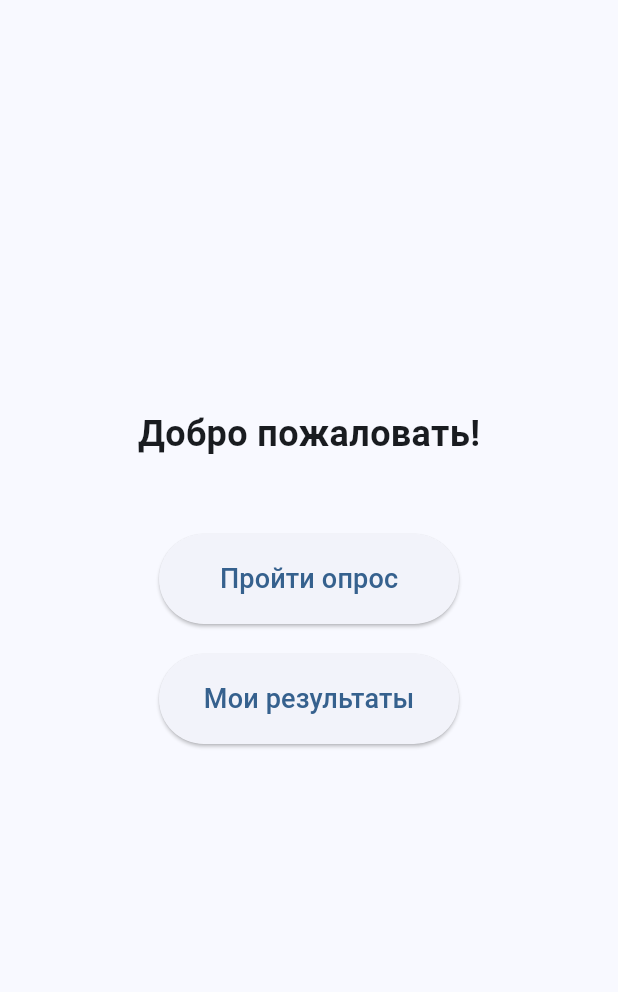
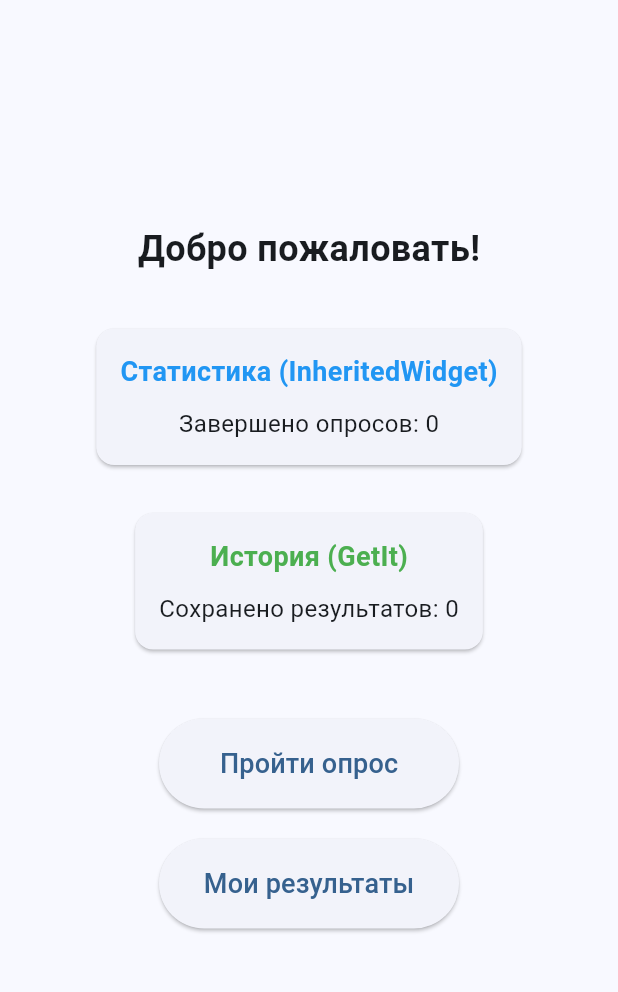
Before and after one commit to Romanok44/RKMP_8, a Flutter app: the screen it shows after launch, on a phone screen of 412 x 824 dp, the part 84-1076 px from its top. Run offline on Flutter 3.47's test engine with Material 3 defaults, Android fonts, the light colour scheme and no system bars; our stand-ins replace cached_network_image, get_it, shared_preferences.

Commit message:
Добавлены разные способы передачи параметров

```diff
--- a/lib/app.dart
+++ b/lib/app.dart
@@ -1,19 +1,34 @@
 import 'package:flutter/material.dart';
-import 'package:provider/provider.dart';
-import 'features/polls/state/history_service.dart';
 import 'features/polls/screens/start_screen.dart';
 import 'shared/app_theme.dart';
+import 'shared/app_state.dart';
 
-class PollApp extends StatelessWidget {
+class PollApp extends StatefulWidget {
   const PollApp({super.key});
 
   @override
+  State<PollApp> createState() => _PollAppState();
+}
+
+class _PollAppState extends State<PollApp> {
+  int _completedPollsCount = 0;
+  ThemeData _themeData = AppTheme.themeData;
+
+  void _incrementCompletedPollsCount() {
+    setState(() {
+      _completedPollsCount++;
+    });
+  }
+
+  @override
   Widget build(BuildContext context) {
-    return ChangeNotifierProvider(
-      create: (context) => HistoryService(),
+    return AppState(
+      completedPollsCount: _completedPollsCount,
+      themeData: _themeData,
+      incrementCompletedPollsCount: _incrementCompletedPollsCount,
       child: MaterialApp(
         title: 'Poll Tracker',
-        theme: AppTheme.themeData,
+        theme: _themeData,
         home: const StartScreen(),
         debugShowCheckedModeBanner: false,
       ),
--- a/lib/features/polls/screens/start_screen.dart
+++ b/lib/features/polls/screens/start_screen.dart
@@ -1,12 +1,18 @@
 import 'package:flutter/material.dart';
 import 'poll_flow/category_selection_screen.dart';
 import '../../history/screens/history_screen.dart';
+import '../../../shared/app_state.dart';
+import '../../../shared/service_locator.dart';
+import '../state/history_service.dart';
 
 class StartScreen extends StatelessWidget {
   const StartScreen({super.key});
 
   @override
   Widget build(BuildContext context) {
+    final appState = AppState.of(context);
+    final historyService = getIt<HistoryService>();
+
     return Scaffold(
       appBar: AppBar(
         title: const Text('Poll Tracker'),
@@ -20,7 +26,56 @@ class StartScreen extends StatelessWidget {
               'Добро пожаловать!',
               style: TextStyle(fontSize: 24, fontWeight: FontWeight.bold),
             ),
-            const SizedBox(height: 50),
+            const SizedBox(height: 20),
+            // Использование InheritedWidget
+            Card(
+              margin: const EdgeInsets.all(16),
+              child: Padding(
+                padding: const EdgeInsets.all(16),
+                child: Column(
+                  children: [
+                    const Text(
+                      'Статистика (InheritedWidget)',
+                      style: TextStyle(
+                        fontSize: 18,
+                        fontWeight: FontWeight.bold,
+                        color: Colors.blue,
+                      ),
+                    ),
+                    const SizedBox(height: 10),
+                    Text(
+                      'Завершено опросов: ${appState.completedPollsCount}',
+                      style: const TextStyle(fontSize: 16),
+                    ),
+                  ],
+                ),
+              ),
+            ),
+            // Использование GetIt
+            Card(
+              margin: const EdgeInsets.all(16),
+              child: Padding(
+                padding: const EdgeInsets.all(16),
+                child: Column(
+                  children: [
+                    const Text(
+                      'История (GetIt)',
+                      style: TextStyle(
+                        fontSize: 18,
+                        fontWeight: FontWeight.bold,
+                        color: Colors.green,
+                      ),
+                    ),
+                    const SizedBox(height: 10),
+                    Text(
+                      'Сохранено результатов: ${historyService.results.length}',
+                      style: const TextStyle(fontSize: 16),
+                    ),
+                  ],
+                ),
+              ),
+            ),
+            const SizedBox(height: 30),
             SizedBox(
               width: 200,
               height: 60,
--- a/lib/features/polls/widgets/rating_review_screen.dart
+++ b/lib/features/polls/widgets/rating_review_screen.dart
@@ -1,7 +1,8 @@
 import 'package:flutter/material.dart';
-import 'package:provider/provider.dart';
+import '../models/poll_result.dart';
+import '../../../shared/app_state.dart';
+import '../../../shared/service_locator.dart';
 import '../state/history_service.dart';
-import '../models/poll_result.dart';
 
 class RatingReviewScreen extends StatelessWidget {
   final String pollId;
@@ -61,7 +62,8 @@ class _RatingReviewFormState extends State<_RatingReviewForm> {
   final TextEditingController _reviewController = TextEditingController();
 
   void _saveAndComplete() {
-    final historyService = Provider.of<HistoryService>(context, listen: false);
+    final historyService = getIt<HistoryService>();
+    final appState = AppState.of(context);
 
     final result = PollResult(
       id: widget.pollId,
@@ -74,6 +76,7 @@ class _RatingReviewFormState extends State<_RatingReviewForm> {
     );
 
     historyService.addResult(result);
+    appState.incrementCompletedPollsCount();
     widget.onComplete();
   }
 
@@ -168,7 +171,8 @@ class _RatingReviewFormState extends State<_RatingReviewForm> {
             height: 50,
             child: TextButton(
               onPressed: () {
-                final historyService = Provider.of<HistoryService>(context, listen: false);
+                final historyService = getIt<HistoryService>();
+                final appState = AppState.of(context);
 
                 final result = PollResult(
                   id: widget.pollId,
@@ -181,6 +185,7 @@ class _RatingReviewFormState extends State<_RatingReviewForm> {
                 );
 
                 historyService.addResult(result);
+                appState.incrementCompletedPollsCount();
                 widget.onComplete();
               },
               child: const Text(
--- a/lib/main.dart
+++ b/lib/main.dart
@@ -1,6 +1,8 @@
 import 'package:flutter/material.dart';
 import 'app.dart';
+import 'shared/service_locator.dart';
 
 void main() {
+  setupServiceLocator();
   runApp(const PollApp());
 }
--- /dev/null
+++ b/lib/shared/app_state.dart
@@ -0,0 +1,27 @@
+import 'package:flutter/material.dart';
+
+class AppState extends InheritedWidget {
+  final int completedPollsCount;
+  final ThemeData themeData;
+  final VoidCallback incrementCompletedPollsCount;
+
+  const AppState({
+    super.key,
+    required super.child,
+    required this.completedPollsCount,
+    required this.themeData,
+    required this.incrementCompletedPollsCount,
+  });
+
+  static AppState of(BuildContext context) {
+    final AppState? result = context.dependOnInheritedWidgetOfExactType<AppState>();
+    assert(result != null, 'No AppState found in context');
+    return result!;
+  }
+
+  @override
+  bool updateShouldNotify(AppState oldWidget) {
+    return completedPollsCount != oldWidget.completedPollsCount ||
+        themeData != oldWidget.themeData;
+  }
+}
--- /dev/null
+++ b/lib/shared/service_locator.dart
@@ -0,0 +1,8 @@
+import 'package:get_it/get_it.dart';
+import '../features/polls/state/history_service.dart';
+
+final GetIt getIt = GetIt.instance;
+
+void setupServiceLocator() {
+  getIt.registerLazySingleton<HistoryService>(() => HistoryService());
+}
--- a/pubspec.yaml
+++ b/pubspec.yaml
@@ -33,6 +33,7 @@ dependencies:
   provider: ^6.1.1
   shared_preferences: ^2.2.2
   cached_network_image: ^3.3.1
+  get_it: ^7.7.0
 
   # The following adds the Cupertino Icons font to your application.
   # Use with the CupertinoIcons class for iOS style icons.
```
Also changed, not shown: lib/features/history/screens/history_screen.dart (+30 -13 lines), pubspec.lock.
